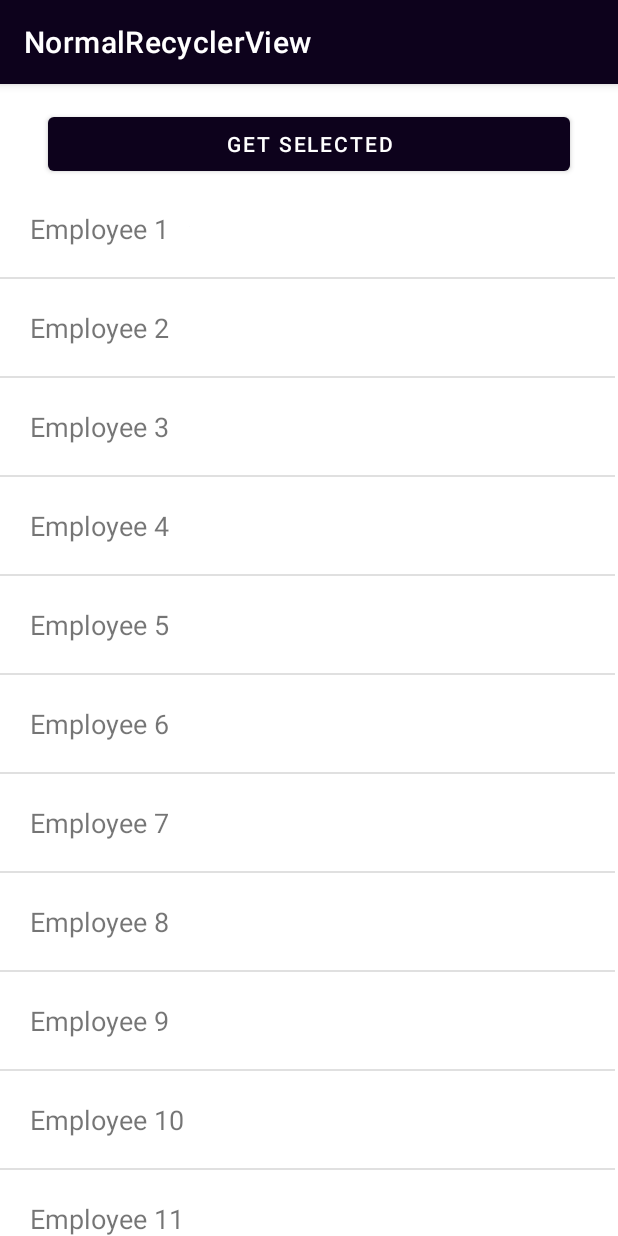
After one commit to Mngatia/NormalRecyclerView, an Android app: the SingleSelectionRV screen opened directly, with no data from a screen before it, on a phone screen of 412 x 824 dp. The commit adds this screen. Run offline under Robolectric (Android 15) with nearby library versions, the phone set to English and light mode, and no system bars.

Commit message:
Single Item Selection in RecyclerView.

```diff
--- a/app/src/main/AndroidManifest.xml
+++ b/app/src/main/AndroidManifest.xml
@@ -9,7 +9,9 @@
         android:roundIcon="@mipmap/ic_launcher_round"
         android:supportsRtl="true"
         android:theme="@style/Theme.NormalRecyclerView">
-        <activity android:name=".normalrecycler.NormalRecyclerView"></activity>
+        <activity android:name=".cardviewy.CardViewActivity"></activity>
+        <activity android:name=".singles.SingleSelectionRV" />
+        <activity android:name=".normalrecycler.NormalRecyclerView" />
         <activity android:name=".MainActivity">
             <intent-filter>
                 <action android:name="android.intent.action.MAIN" />
--- /dev/null
+++ b/app/src/main/java/com/example/normalrecyclerview/singles/Employee.java
@@ -0,0 +1,26 @@
+package com.example.normalrecyclerview.singles;
+
+import java.io.Serializable;
+
+public class Employee implements Serializable {
+
+    //Model Class
+    private boolean isChecked = false;
+    private String name;
+
+    public boolean isChecked() {
+        return isChecked;
+    }
+
+    public void setChecked(boolean checked) {
+        isChecked = checked;
+    }
+
+    public String getName() {
+        return name;
+    }
+
+    public void setName(String name) {
+        this.name = name;
+    }
+}
--- /dev/null
+++ b/app/src/main/java/com/example/normalrecyclerview/singles/SingleAdapter.java
@@ -0,0 +1,97 @@
+package com.example.normalrecyclerview.singles;
+
+import android.content.Context;
+import android.view.LayoutInflater;
+import android.view.View;
+import android.view.ViewGroup;
+import android.widget.ImageView;
+import android.widget.TextView;
+
+import androidx.annotation.NonNull;
+import androidx.recyclerview.widget.RecyclerView;
+
+import com.example.normalrecyclerview.R;
+
+import java.util.ArrayList;
+
+public class SingleAdapter extends RecyclerView.Adapter<SingleAdapter.SingleViewHolder> {
+
+    //configure classes, create single adapter class then view holder - SingleViewHolder
+
+    private Context context;
+    private ArrayList<Employee> employees;
+    private int checkedPosition = 0; //0 is first item
+
+    public SingleAdapter(Context context, ArrayList<Employee> employees) {
+        this.context = context;
+        this.employees = employees;
+    }
+
+    public void setEmployees(ArrayList<Employee> employees) {
+        this.employees = new ArrayList<>();
+        this.employees = employees;
+        notifyDataSetChanged();
+    }
+//methods implementation
+
+    @NonNull
+    @Override
+    public SingleViewHolder onCreateViewHolder(@NonNull ViewGroup parent, int viewType) {
+        View view = LayoutInflater.from(context).inflate(R.layout.item_employee,parent, false);
+        return new SingleViewHolder(view);
+    }
+
+    @Override
+    public void onBindViewHolder(@NonNull SingleViewHolder holder, int position) {
+        holder.bind(employees.get(position));
+
+    }
+
+    @Override
+    public int getItemCount() {
+        return employees.size();
+    }
+
+    class SingleViewHolder extends RecyclerView.ViewHolder {
+
+        private TextView textView;
+        private ImageView imageView;
+
+        public SingleViewHolder(@NonNull View itemView) {
+            super(itemView);
+            textView = itemView.findViewById(R.id.emp_name);
+            imageView = itemView.findViewById(R.id.imageviewy);
+        }
+
+        void bind(final Employee employee) {
+            if (checkedPosition == -1){
+                imageView.setVisibility(View.GONE);
+            } else{
+                if (checkedPosition == getAdapterPosition()){
+                    imageView.setVisibility(View.VISIBLE);
+                }
+                else {
+                    imageView.setVisibility(View.GONE);
+                }
+            }
+
+            textView.setText(employee.getName());
+            itemView.setOnClickListener(new View.OnClickListener() {
+                @Override
+                public void onClick(View view) {
+                    imageView.setVisibility(View.VISIBLE);
+                    if (checkedPosition != getAdapterPosition()){
+                        notifyItemChanged(checkedPosition);
+                        checkedPosition = getAdapterPosition();
+                    }
+                }
+            });
+        }
+    }
+    public Employee getSelected(){
+        if (checkedPosition != -1){
+            return employees.get(checkedPosition);
+        }
+        return null;
+    }
+}
--- /dev/null
+++ b/app/src/main/java/com/example/normalrecyclerview/singles/SingleSelectionRV.java
@@ -0,0 +1,67 @@
+package com.example.normalrecyclerview.singles;
+
+import androidx.appcompat.app.AppCompatActivity;
+import androidx.recyclerview.widget.DividerItemDecoration;
+import androidx.recyclerview.widget.LinearLayoutManager;
+import androidx.recyclerview.widget.RecyclerView;
+
+import android.os.Bundle;
+import android.view.View;
+import android.widget.Button;
+import android.widget.Toast;
+
+import com.example.normalrecyclerview.R;
+
+import java.util.ArrayList;
+
+public class SingleSelectionRV extends AppCompatActivity {
+
+    //widgets
+    private RecyclerView recyclerView;
+    private Button btn;
+
+    //variables
+    private ArrayList<Employee> employees = new ArrayList<>();
+    private SingleAdapter adapter;
+
+    @Override
+    protected void onCreate(Bundle savedInstanceState) {
+        super.onCreate(savedInstanceState);
+        setContentView(R.layout.activity_single_selection_r_v);
+
+        recyclerView = findViewById(R.id.singleRV);
+        btn = findViewById(R.id.button_get_selected);
+
+        recyclerView.setLayoutManager(new LinearLayoutManager(this));
+        recyclerView.addItemDecoration(new DividerItemDecoration(this, LinearLayoutManager.VERTICAL));
+        adapter = new SingleAdapter(this,employees);
+        recyclerView.setAdapter(adapter);
+
+        CreateList();
+
+        btn.setOnClickListener(new View.OnClickListener() {
+            @Override
+            public void onClick(View view) {
+                if (adapter.getSelected() != null){
+                    ShowToast(adapter.getSelected().getName());
+                }
+                else
+                    ShowToast("No Selection");
+            }
+        });
+    }
+
+    private void CreateList() {
+        employees = new ArrayList<>();
+        for (int i = 0 ; i <20 ; i++){
+            Employee employee = new Employee();
+            employee.setName("Employee " + (i+1));
+            employees.add(employee);
+        }
+        adapter.setEmployees(employees);
+
+    }
+    private void ShowToast(String msg){
+        Toast.makeText(this, msg, Toast.LENGTH_SHORT).show();
+    }
+}
--- /dev/null
+++ b/app/src/main/res/drawable/ic_tick_point.xml
@@ -0,0 +1,12 @@
+
+<vector xmlns:android="http://schemas.android.com/apk/res/android"
+    android:width="14dp"
+    android:height="11dp"
+    android:viewportWidth="14.3"
+    android:viewportHeight="11">
+
+    <path
+        android:fillColor="#3F51B5"
+        android:pathData="M21,7 L9,19L3.5,13.5L4.91,12.09L9,16.17L19.59,5.59L21,7Z" />
+
+</vector>
--- a/app/src/main/res/layout/activity_main.xml
+++ b/app/src/main/res/layout/activity_main.xml
@@ -36,7 +36,7 @@
         android:layout_width="wrap_content"
         android:layout_height="wrap_content"
         android:layout_marginTop="24dp"
-        android:text="Button"
+        android:text="CardView"
         app:layout_constraintEnd_toEndOf="parent"
         app:layout_constraintStart_toStartOf="parent"
         app:layout_constraintTop_toBottomOf="@+id/button1" />
--- /dev/null
+++ b/app/src/main/res/layout/activity_single_selection_r_v.xml
@@ -0,0 +1,33 @@
+<?xml version="1.0" encoding="utf-8"?>
+<androidx.constraintlayout.widget.ConstraintLayout xmlns:android="http://schemas.android.com/apk/res/android"
+    xmlns:app="http://schemas.android.com/apk/res-auto"
+    xmlns:tools="http://schemas.android.com/tools"
+    android:layout_width="match_parent"
+    android:layout_height="match_parent"
+    tools:context=".singles.SingleSelectionRV">
+
+    <androidx.recyclerview.widget.RecyclerView
+        android:id="@+id/singleRV"
+        android:layout_width="410dp"
+        android:layout_height="0dp"
+        app:layout_constraintBottom_toBottomOf="parent"
+        app:layout_constraintEnd_toEndOf="parent"
+        app:layout_constraintHorizontal_bias="0.0"
+        app:layout_constraintStart_toStartOf="parent"
+        app:layout_constraintTop_toBottomOf="@+id/button_get_selected"
+        app:layout_constraintVertical_bias="0.0" />
+
+    <Button
+        android:id="@+id/button_get_selected"
+        android:layout_width="0dp"
+        android:layout_height="48dp"
+        android:layout_marginStart="32dp"
+        android:layout_marginLeft="32dp"
+        android:layout_marginTop="16dp"
+        android:layout_marginEnd="32dp"
+        android:layout_marginRight="32dp"
+        android:text="Get selected"
+        app:layout_constraintEnd_toEndOf="parent"
+        app:layout_constraintStart_toStartOf="parent"
+        app:layout_constraintTop_toTopOf="parent" />
+</androidx.constraintlayout.widget.ConstraintLayout>
--- /dev/null
+++ b/app/src/main/res/layout/item_employee.xml
@@ -0,0 +1,21 @@
+<?xml version="1.0" encoding="utf-8"?>
+<LinearLayout
+    xmlns:android="http://schemas.android.com/apk/res/android"
+    android:layout_width="wrap_content"
+    android:layout_height="wrap_content"
+    android:orientation="horizontal"
+    android:padding="20dp">
+
+    <TextView
+        android:layout_width="match_parent"
+        android:layout_height="wrap_content"
+        android:id="@+id/emp_name"
+        android:textSize="18dp"/>
+
+    <ImageView
+        android:layout_width="wrap_content"
+        android:layout_height="wrap_content"
+        android:id="@+id/imageviewy"
+        android:src="@drawable/ic_tick_point"/>
+
+</LinearLayout>
```
Also changed, not shown: app/src/main/java/com/example/normalrecyclerview/MainActivity.java (+22 -0 lines), app/src/main/java/com/example/normalrecyclerview/cardviewy/CardViewActivity.java (added, +16 -0 lines), app/src/main/res/layout/activity_card_view.xml (added, +9 -0 lines).
